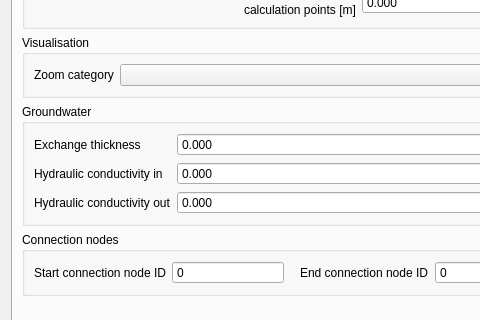
Before: the Qt Designer form threedi_schematisation_editor/forms/ui/channel.ui in nens/threedi-schematisation-editor, drawn with Qt 5; both pictures show x 0 to 480 and y 143 to 463 of the 581 by 600 pixel window.
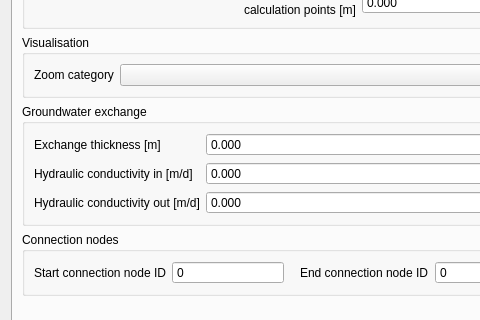
After: the same form once the commit is applied.

Patch:
```diff
--- a/threedi_schematisation_editor/forms/ui/channel.ui
+++ b/threedi_schematisation_editor/forms/ui/channel.ui
@@ -439,7 +439,7 @@
        <item row="2" column="0">
         <widget class="QGroupBox" name="grp_groundwater">
          <property name="title">
-          <string>Groundwater</string>
+          <string>Groundwater exchange</string>
          </property>
          <layout class="QGridLayout" name="gridLayout_8">
           <item row="0" column="1">
@@ -477,7 +477,7 @@
              <locale language="English" country="UnitedStates"/>
             </property>
             <property name="text">
-             <string>Exchange thickness</string>
+             <string>Exchange thickness [m]</string>
             </property>
             <property name="alignment">
              <set>Qt::AlignLeading|Qt::AlignLeft|Qt::AlignVCenter</set>
@@ -490,7 +490,7 @@
              <locale language="English" country="UnitedStates"/>
             </property>
             <property name="text">
-             <string>Hydraulic conductivity in</string>
+             <string>Hydraulic conductivity in [m/d]</string>
             </property>
             <property name="alignment">
              <set>Qt::AlignLeading|Qt::AlignLeft|Qt::AlignVCenter</set>
@@ -532,7 +532,7 @@
              <locale language="English" country="UnitedStates"/>
             </property>
             <property name="text">
-             <string>Hydraulic conductivity out</string>
+             <string>Hydraulic conductivity out [m/d]</string>
             </property>
             <property name="alignment">
              <set>Qt::AlignLeading|Qt::AlignLeft|Qt::AlignVCenter</set>
```
